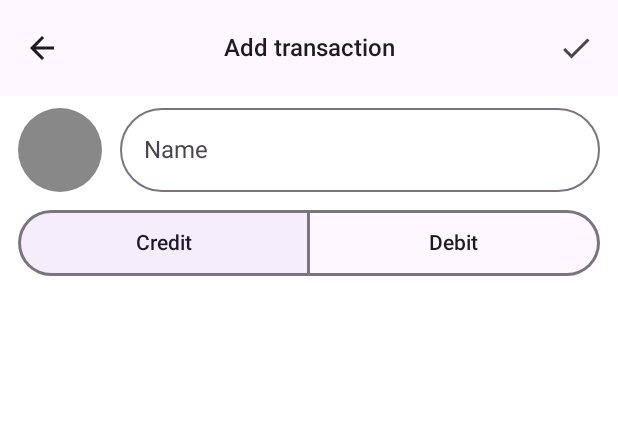
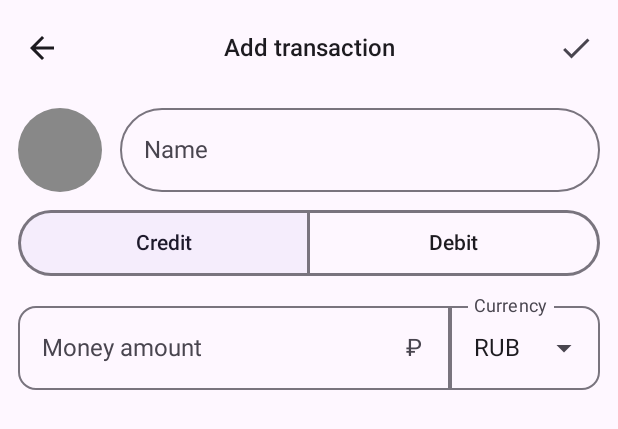
Before and after one commit to nikitakrapo/Monkey-Business, an Android app built with Jetpack Compose: the @Preview function TransactionAddScreen_Preview, on a phone screen of 412 x 824 dp. Shown: the top 429 px of the screen. Run offline under Robolectric (Android 15) with nearby library versions, the phone set to English and light mode, and no system bars.

Commit message:
Add CurrencyPicker.kt

```diff
--- /dev/null
+++ b/components/finances/src/main/kotlin/com/nikitakrapo/monkeybusiness/finances/transactions/CurrencyPicker.kt
@@ -0,0 +1,81 @@
+package com.nikitakrapo.monkeybusiness.finances.transactions
+
+import androidx.compose.animation.core.animateFloatAsState
+import androidx.compose.foundation.layout.width
+import androidx.compose.foundation.shape.ZeroCornerSize
+import androidx.compose.material.icons.Icons
+import androidx.compose.material.icons.filled.ArrowDropDown
+import androidx.compose.material3.DropdownMenuItem
+import androidx.compose.material3.ExperimentalMaterial3Api
+import androidx.compose.material3.ExposedDropdownMenuBox
+import androidx.compose.material3.ExposedDropdownMenuDefaults
+import androidx.compose.material3.Icon
+import androidx.compose.material3.MaterialTheme
+import androidx.compose.material3.OutlinedTextField
+import androidx.compose.material3.Text
+import androidx.compose.runtime.Composable
+import androidx.compose.runtime.getValue
+import androidx.compose.runtime.mutableStateOf
+import androidx.compose.runtime.remember
+import androidx.compose.runtime.setValue
+import androidx.compose.ui.Modifier
+import androidx.compose.ui.draw.rotate
+import androidx.compose.ui.res.stringResource
+import androidx.compose.ui.unit.dp
+import com.nikitakrapo.monkeybusiness.finance.models.Currency
+import com.nikitakrapo.monkeybusiness.finances.R
+
+@OptIn(ExperimentalMaterial3Api::class)
+@Composable
+fun CurrencyPicker(
+    modifier: Modifier = Modifier,
+    currenciesList: List<Currency>,
+    selectedCurrency: Currency,
+    onCurrencySelected: (Currency) -> Unit,
+) {
+    var expanded by remember { mutableStateOf(false) }
+    val rotation by animateFloatAsState(targetValue = if (expanded) 180f else 0f)
+    ExposedDropdownMenuBox(
+        modifier = modifier,
+        expanded = expanded,
+        onExpandedChange = { expanded = !expanded }
+    ) {
+        OutlinedTextField(
+            modifier = Modifier
+                .menuAnchor()
+                .width(100.dp),
+            readOnly = true,
+            value = selectedCurrency.code,
+            onValueChange = { },
+            label = { Text(stringResource(R.string.currency_label)) },
+            trailingIcon = {
+                Icon(
+                    imageVector = Icons.Filled.ArrowDropDown,
+                    contentDescription = null,
+                    modifier = Modifier.rotate(rotation)
+                )
+            },
+            shape = MaterialTheme.shapes.medium.copy(
+                bottomStart = ZeroCornerSize,
+                topStart = ZeroCornerSize
+            ),
+            colors = ExposedDropdownMenuDefaults.outlinedTextFieldColors()
+        )
+        ExposedDropdownMenu(
+            expanded = expanded,
+            onDismissRequest = {
+                expanded = false
+            }
+        ) {
+            currenciesList.forEach { currency ->
+                DropdownMenuItem(
+                    text = { Text(currency.code) },
+                    onClick = {
+                        onCurrencySelected(currency)
+                        expanded = false
+                    }
+                )
+            }
+        }
+    }
+}
--- a/components/finances/src/main/kotlin/com/nikitakrapo/monkeybusiness/finances/transactions/TransactionAddScreen.kt
+++ b/components/finances/src/main/kotlin/com/nikitakrapo/monkeybusiness/finances/transactions/TransactionAddScreen.kt
@@ -15,8 +15,8 @@ import androidx.compose.foundation.layout.padding
 import androidx.compose.foundation.layout.size
 import androidx.compose.foundation.layout.width
 import androidx.compose.foundation.shape.CircleShape
+import androidx.compose.foundation.shape.ZeroCornerSize
 import androidx.compose.foundation.text.KeyboardOptions
-import androidx.compose.material.Surface
 import androidx.compose.material.icons.Icons
 import androidx.compose.material.icons.filled.ArrowBack
 import androidx.compose.material.icons.filled.Done
@@ -26,6 +26,7 @@ import androidx.compose.material3.Icon
 import androidx.compose.material3.IconButton
 import androidx.compose.material3.MaterialTheme
 import androidx.compose.material3.OutlinedTextField
+import androidx.compose.material3.Surface
 import androidx.compose.material3.Text
 import androidx.compose.material3.TextFieldDefaults
 import androidx.compose.runtime.Composable
@@ -42,11 +43,13 @@ import androidx.compose.ui.graphics.Color
 import androidx.compose.ui.platform.LocalFocusManager
 import androidx.compose.ui.res.stringResource
 import androidx.compose.ui.text.input.ImeAction
+import androidx.compose.ui.text.input.KeyboardType
 import androidx.compose.ui.tooling.preview.Preview
 import androidx.compose.ui.unit.dp
 import com.nikitakrapo.monkeybusiness.design.components.SegmentedSwitch
 import com.nikitakrapo.monkeybusiness.design.components.SegmentedSwitchItem
 import com.nikitakrapo.monkeybusiness.design.theme.MonkeyTheme
+import com.nikitakrapo.monkeybusiness.finance.models.Currency
 import com.nikitakrapo.monkeybusiness.finances.R
 
 @OptIn(ExperimentalMaterial3Api::class)
@@ -162,6 +165,40 @@ fun TransactionAddScreen(
                 )
             )
         )
+        Spacer(modifier = Modifier.height(12.dp))
+        Row(
+            modifier = Modifier
+                .fillMaxWidth()
+                .padding(horizontal = 12.dp),
+        ) {
+            var currency by remember { mutableStateOf(Currency.RUB) }
+            var amountText by remember { mutableStateOf("") }
+            OutlinedTextField(
+                modifier = Modifier.weight(1f),
+                keyboardOptions = KeyboardOptions(
+                    keyboardType = KeyboardType.Number
+                ),
+                value = amountText,
+                onValueChange = { amountText = it },
+                shape = MaterialTheme.shapes.medium.copy(
+                    bottomEnd = ZeroCornerSize,
+                    topEnd = ZeroCornerSize
+                ),
+                trailingIcon = {
+                    Text(
+                        text = currency.symbol,
+                        color = MaterialTheme.colorScheme.onSurfaceVariant
+                    )
+                },
+                label = { Text(stringResource(R.string.amount_label)) }
+            )
+            Spacer(modifier = Modifier.width(0.dp))
+            CurrencyPicker(
+                currenciesList = Currency.values().toList(),
+                selectedCurrency = currency,
+                onCurrencySelected = { currency = it },
+            )
+        }
     }
 }
 
--- a/components/finances/src/main/res/values/strings.xml
+++ b/components/finances/src/main/res/values/strings.xml
@@ -2,7 +2,9 @@
 <resources>
     <string name="add_transaction">Add transaction</string>
     <string name="add_transaction_done">Add transaction</string>
+    <string name="amount_label">Money amount</string>
     <string name="cd_navigate_back">Navigate back</string>
+    <string name="currency_label">Currency</string>
     <string name="switch_item_credit">Credit</string>
     <string name="switch_item_debit">Debit</string>
     <string name="transaction_adding">Add transaction</string>
```
